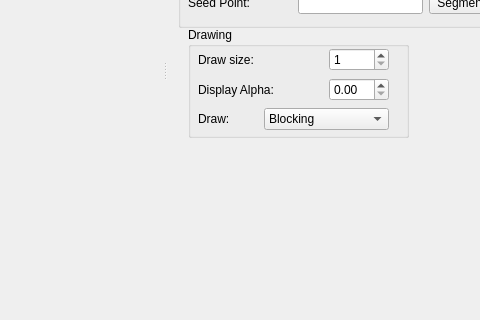
Qt form src/mainwindow.ui (delcypher/simi-qt) before a commit; both pictures show x 508 to 988 and y 351 to 671 of the 1163 by 845 pixel window.
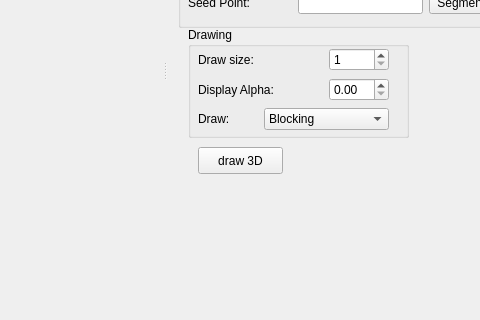
The same form after that commit. Icons and pictures are not drawn. Custom widgets are drawn as their Qt base class.

Patch:
```diff
--- a/src/mainwindow.ui
+++ b/src/mainwindow.ui
@@ -396,6 +396,19 @@
       </layout>
      </widget>
     </widget>
+    <widget class="QPushButton" name="do3Drendering">
+     <property name="geometry">
+      <rect>
+       <x>30</x>
+       <y>460</y>
+       <width>85</width>
+       <height>27</height>
+      </rect>
+     </property>
+     <property name="text">
+      <string>draw 3D</string>
+     </property>
+    </widget>
    </widget>
   </widget>
   <action name="actionOpen_Image">
```
